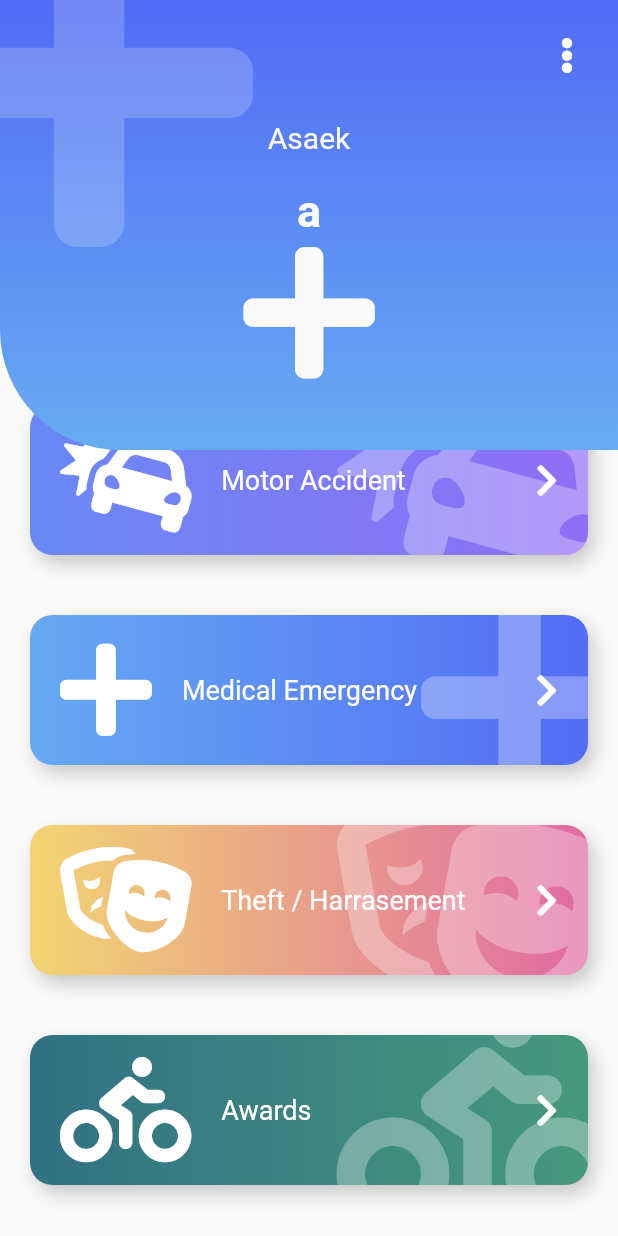
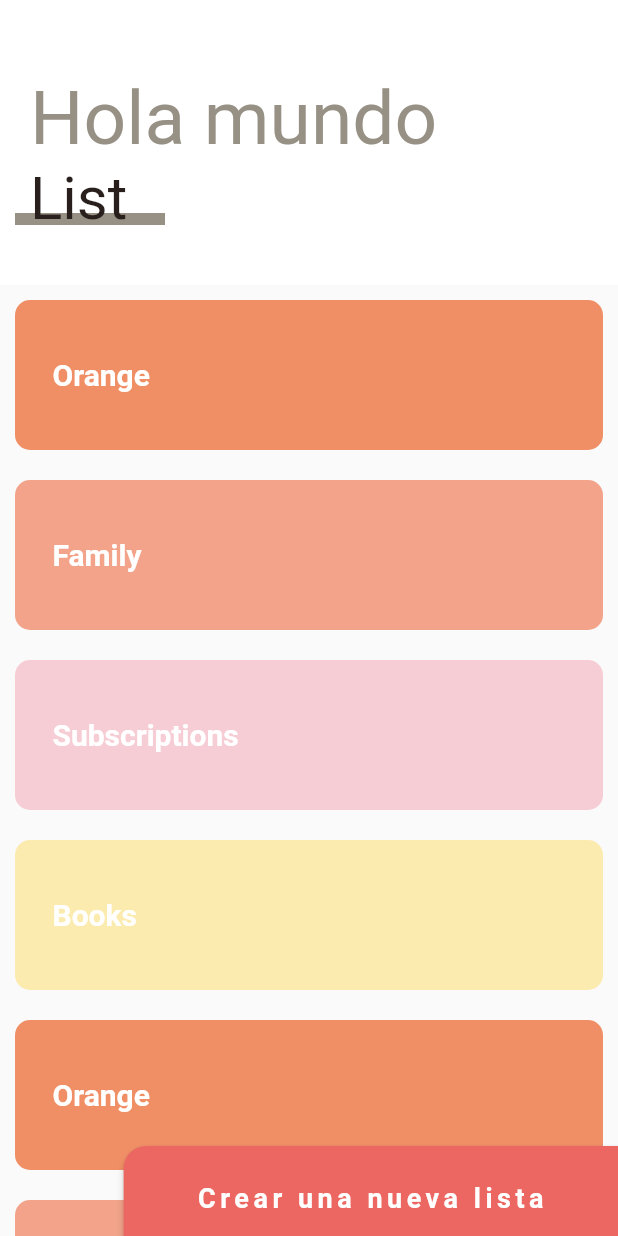
Before and after one commit to asaek/backgrounds_custom_painter, a Flutter app: the screen it shows after launch, on a phone screen of 412 x 824 dp. Run offline on Flutter 3.47's test engine with Material 2 defaults, Android fonts, the phone set to English and light mode, and no system bars; our stand-ins replace animate_do, flutter_svg, font_awesome_flutter.

Commit message:
terminada seccion 8 slivers con emcabezado y boton

```diff
--- a/lib/main.dart
+++ b/lib/main.dart
@@ -28,15 +28,7 @@ class MyApp extends StatelessWidget {
     return MaterialApp(
       debugShowCheckedModeBanner: false,
       title: 'Disenos App',
-      home: EmergencyScreen(
-        iconData: FaIcon(
-          FontAwesomeIcons.plus,
-          size: 250,
-          color: Colors.white.withOpacity(0.2),
-        ),
-        subtitulo: 'a',
-        titulo: 'Asaek',
-      ),
+      home: SliverListPage(),
     );
   }
 }
--- a/lib/screens/screens.dart
+++ b/lib/screens/screens.dart
@@ -8,3 +8,5 @@ export 'package:backgrounds_custom_painter/screens/slideshow2_screen.dart';
 export 'package:backgrounds_custom_painter/screens/pinteres_page.dart';
 
 export 'package:backgrounds_custom_painter/screens/emergency_screen.dart';
+
+export 'package:backgrounds_custom_painter/screens/sliders_list_screen.dart';
--- /dev/null
+++ b/lib/screens/sliders_list_screen.dart
@@ -0,0 +1,230 @@
+import 'package:flutter/material.dart';
+
+class SliverListPage extends StatelessWidget {
+  @override
+  Widget build(BuildContext context) {
+    return Scaffold(
+      body: Stack(
+        children: [
+          _MainScroll(),
+          Positioned(bottom: -10, right: 0, child: _BotonNewList()),
+        ],
+      ),
+    );
+  }
+}
+
+class _BotonNewList extends StatelessWidget {
+  @override
+  Widget build(BuildContext context) {
+    final size = MediaQuery.of(context).size;
+    return ButtonTheme(
+      minWidth: size.width * 0.80,
+      height: 70,
+      child: MaterialButton(
+        color: Color(0xffED6762),
+        shape: RoundedRectangleBorder(
+            borderRadius: BorderRadius.only(topLeft: Radius.circular(15))),
+        onPressed: () {},
+        child: Text(
+          'Crear una nueva lista',
+          style: TextStyle(
+            color: Colors.white,
+            fontSize: 18,
+            fontWeight: FontWeight.bold,
+            letterSpacing: 3,
+          ),
+        ),
+      ),
+    );
+  }
+}
+
+class _MainScroll extends StatelessWidget {
+  final items = [
+    _ListItem(titulo: 'Orange', colorf: Color(0xffF08F66)),
+    _ListItem(titulo: 'Family', colorf: Color(0xffF2A38A)),
+    _ListItem(titulo: 'Subscriptions', colorf: Color(0xffF7CDD5)),
+    _ListItem(titulo: 'Books', colorf: Color(0xffFCEBAF)),
+    _ListItem(titulo: 'Orange', colorf: Color(0xffF08F66)),
+    _ListItem(titulo: 'Family', colorf: Color(0xffF2A38A)),
+    _ListItem(titulo: 'Subscriptions', colorf: Color(0xffF7CDD5)),
+    _ListItem(titulo: 'Books', colorf: Color(0xffFCEBAF)),
+    _ListItem(titulo: 'Orange', colorf: Color(0xffF08F66)),
+    _ListItem(titulo: 'Family', colorf: Color(0xffF2A38A)),
+    _ListItem(titulo: 'Subscriptions', colorf: Color(0xffF7CDD5)),
+    _ListItem(titulo: 'Books', colorf: Color(0xffFCEBAF)),
+    _ListItem(titulo: 'Orange', colorf: Color(0xffF08F66)),
+    _ListItem(titulo: 'Family', colorf: Color(0xffF2A38A)),
+    _ListItem(titulo: 'Subscriptions', colorf: Color(0xffF7CDD5)),
+    _ListItem(titulo: 'Books', colorf: Color(0xffFCEBAF)),
+  ];
+
+  @override
+  Widget build(BuildContext context) {
+    return CustomScrollView(
+      physics: BouncingScrollPhysics(),
+      slivers: [
+        // SliverAppBar(
+        //   // TODO el floating hace que regrese el encabezado de inmediato
+        //   //  aun que la lista no haya terminado de recorrerse
+        //   floating: true,
+        //   elevation: 0,
+        //   backgroundColor: Colors.blueAccent,
+        //   title: Text('Hola perras'),
+        // ),
+
+        SliverPersistentHeader(
+          floating: true,
+          delegate: _SliverCustomHeaderDelegate(
+            minheight: 160,
+            maxheight: 190,
+            child: Container(
+              color: Colors.white,
+              child: _Titulo(),
+            ),
+          ),
+        ),
+        SliverList(
+          delegate: SliverChildListDelegate([
+            ...items,
+            SizedBox(
+              height: 100,
+            )
+          ]),
+        ),
+      ],
+    );
+  }
+}
+
+class _SliverCustomHeaderDelegate extends SliverPersistentHeaderDelegate {
+  final double minheight;
+  final double maxheight;
+  final Widget child;
+
+  _SliverCustomHeaderDelegate({
+    required this.minheight,
+    required this.maxheight,
+    required this.child,
+  });
+
+  @override
+  Widget build(
+      BuildContext context, double shrinkOffset, bool overlapsContent) {
+    // TODO: implement build
+    return SizedBox.expand(
+      child: child,
+    );
+  }
+
+  @override
+  // TODO: implement maxExtent
+  double get maxExtent => (minheight > maxheight) ? minheight : maxheight;
+
+  @override
+  // TODO: implement minExtent
+  double get minExtent => minheight;
+
+  @override
+  bool shouldRebuild(covariant _SliverCustomHeaderDelegate oldDelegate) {
+    // TODO: implement shouldRebuild
+    return maxheight != oldDelegate.maxheight ||
+        minheight != oldDelegate.minheight ||
+        child != oldDelegate.child;
+  }
+}
+
+class _Titulo extends StatelessWidget {
+  @override
+  Widget build(BuildContext context) {
+    return Column(
+      crossAxisAlignment: CrossAxisAlignment.start,
+      children: [
+        SizedBox(height: 30),
+        Container(
+          margin: EdgeInsets.only(left: 20, top: 20),
+          child: Text(
+            'Hola mundo',
+            style: TextStyle(color: Color(0xff979185), fontSize: 50),
+          ),
+        ),
+        Container(
+          margin: EdgeInsets.only(left: 10),
+          child: Stack(
+            children: [
+              Positioned(
+                bottom: 6,
+                child: Container(
+                  width: 200,
+                  height: 8,
+                  color: Color(0xff979185),
+                ),
+              ),
+              Container(
+                margin: EdgeInsets.only(left: 10, right: 25),
+                child: Text(
+                  'List',
+                  style: TextStyle(color: Color(0xff291f1d), fontSize: 40),
+                ),
+              ),
+            ],
+          ),
+        )
+      ],
+    );
+  }
+}
+
+class _ListadeCosas extends StatelessWidget {
+  final items = [
+    _ListItem(titulo: 'Orange', colorf: Color(0xffF08F66)),
+    _ListItem(titulo: 'Family', colorf: Color(0xffF2A38A)),
+    _ListItem(titulo: 'Subscriptions', colorf: Color(0xffF7CDD5)),
+    _ListItem(titulo: 'Books', colorf: Color(0xffFCEBAF)),
+    _ListItem(titulo: 'Orange', colorf: Color(0xffF08F66)),
+    _ListItem(titulo: 'Family', colorf: Color(0xffF2A38A)),
+    _ListItem(titulo: 'Subscriptions', colorf: Color(0xffF7CDD5)),
+    _ListItem(titulo: 'Books', colorf: Color(0xffFCEBAF)),
+  ];
+  @override
+  Widget build(BuildContext context) {
+    return ListView.builder(
+      itemCount: items.length,
+      physics: BouncingScrollPhysics(),
+      itemBuilder: (BuildContext context, int index) => items[index],
+    );
+  }
+}
+
+class _ListItem extends StatelessWidget {
+  final String titulo;
+  final Color colorf;
+
+  const _ListItem({
+    required this.titulo,
+    required this.colorf,
+  });
+
+  @override
+  Widget build(BuildContext context) {
+    return Container(
+      height: 100,
+      margin: EdgeInsets.all(10),
+      decoration: BoxDecoration(
+        color: colorf,
+        borderRadius: BorderRadius.circular(10),
+      ),
+      padding: EdgeInsets.symmetric(horizontal: 25),
+      alignment: Alignment.centerLeft,
+      child: Text(
+        titulo,
+        style: TextStyle(
+          color: Colors.white,
+          fontWeight: FontWeight.bold,
+          fontSize: 20,
+        ),
+      ),
+    );
+  }
+}
```
